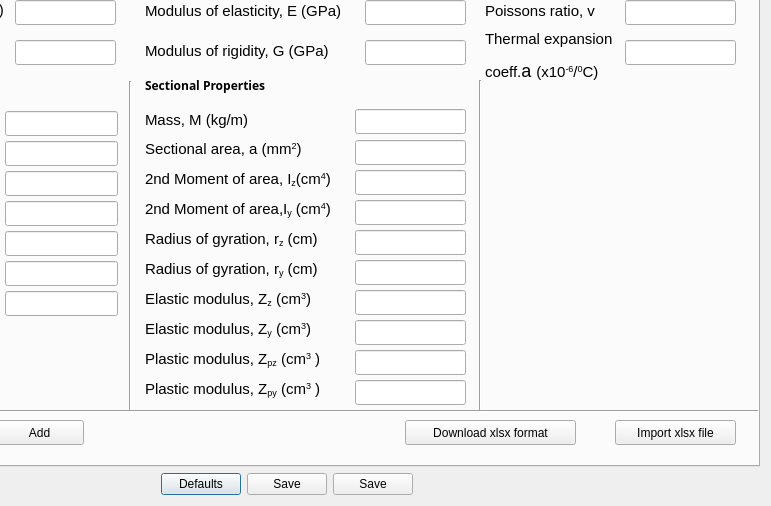
This is Connections/Moment/BCEndPlate/ui_design_preferences.ui in osdag-admin/Osdag as Qt 5 draws it before an edit; both pictures show x 198 to 969 and y 127 to 633 of the 969 by 633 pixel window. The edited form follows.
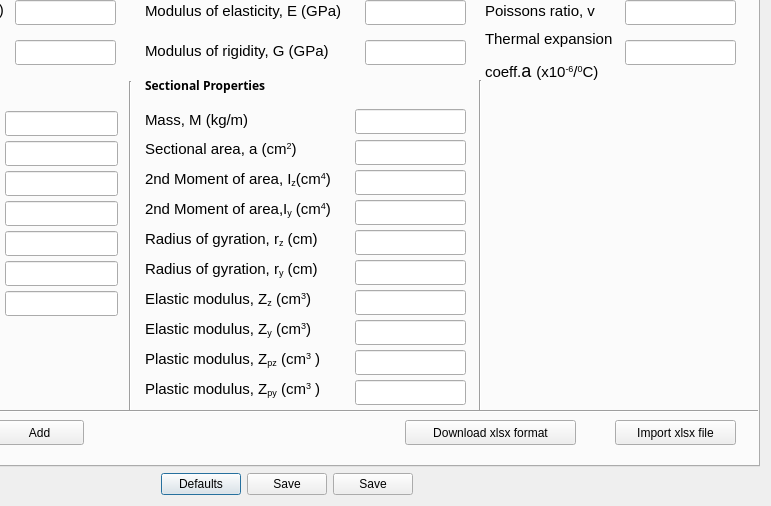
This is the edited form. The open tabs and pages were chosen to show the change. Icons and pictures are not drawn.

```diff
--- a/Connections/Moment/BCEndPlate/ui_design_preferences.ui
+++ b/Connections/Moment/BCEndPlate/ui_design_preferences.ui
@@ -906,7 +906,7 @@
         </font>
        </property>
        <property name="text">
-        <string>&lt;html&gt;&lt;head/&gt;&lt;body&gt;&lt;p&gt;Sectional area, a (mm&lt;span style=&quot; vertical-align:super;&quot;&gt;2&lt;/span&gt;)&lt;/p&gt;&lt;/body&gt;&lt;/html&gt;</string>
+        <string>&lt;html&gt;&lt;head/&gt;&lt;body&gt;&lt;p&gt;Sectional area, a (cm&lt;span style=&quot; vertical-align:super;&quot;&gt;2&lt;/span&gt;)&lt;/p&gt;&lt;/body&gt;&lt;/html&gt;</string>
        </property>
       </widget>
       <widget class="QLineEdit" name="lineEdit_Mass_Column">
@@ -999,9 +999,9 @@
        <property name="geometry">
         <rect>
          <x>700</x>
-         <y>150</y>
+         <y>160</y>
          <width>241</width>
-         <height>351</height>
+         <height>341</height>
         </rect>
        </property>
        <property name="text">
```
Left out of the diff: 8 changed lines with no effect on the pictures.
